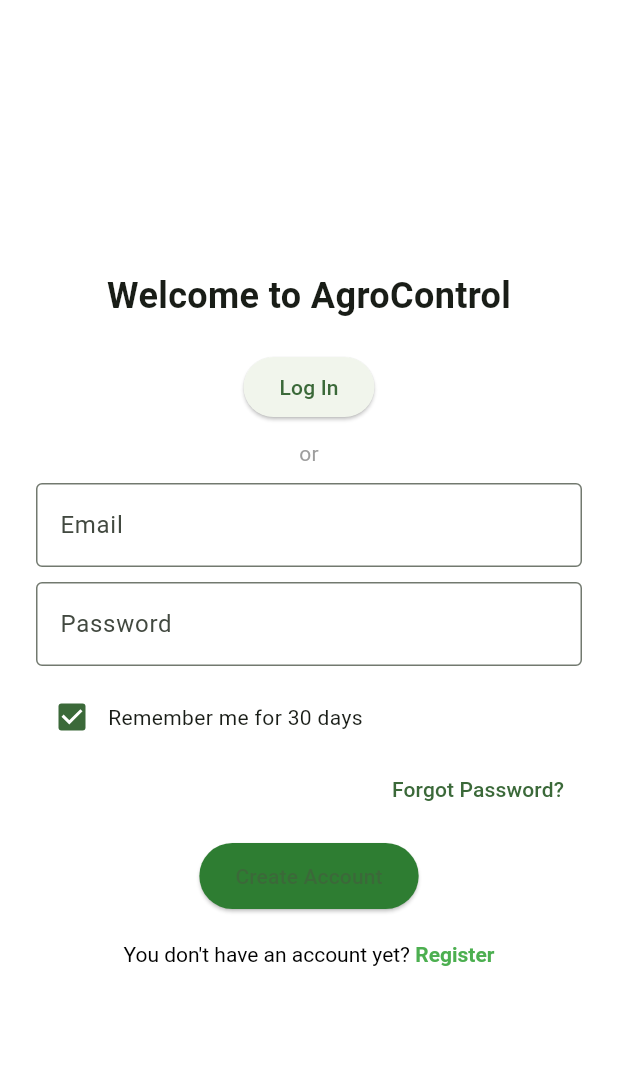
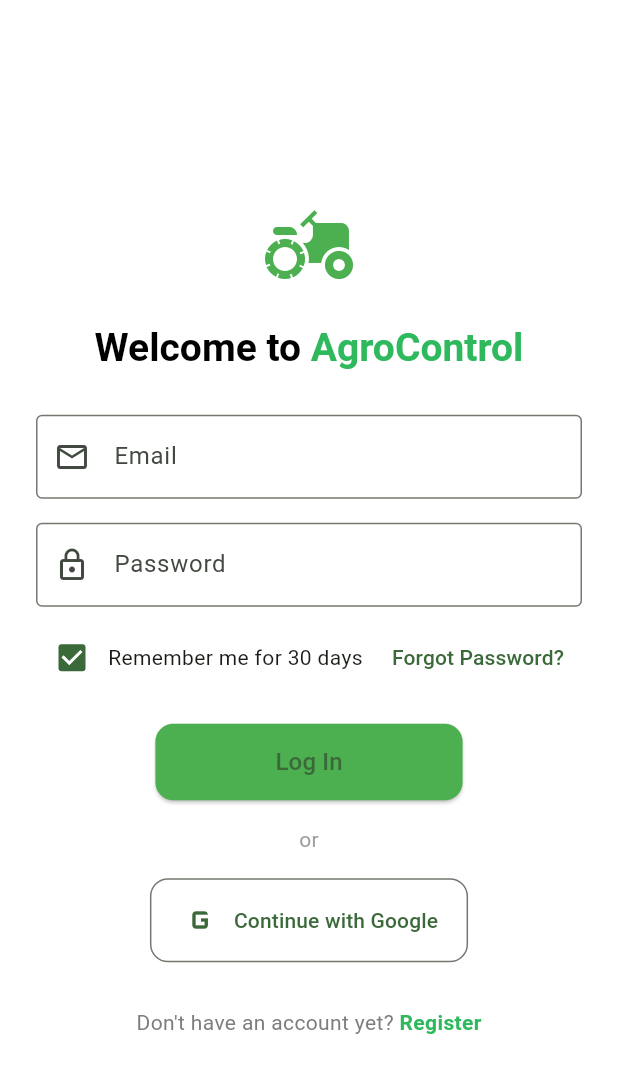
Before and after one commit to equipo1-upc202510-366/DevDynasty-MobileApp-Flutter, a Flutter app: the screen it shows after launch, on a phone screen of 412 x 824 dp. Shown: the top 1073 px of the screen. Run offline on Flutter 3.47's test engine with Material 3 defaults, Android fonts, the phone set to English and light mode, and no system bars.

Commit message:
feat(iam): added ux design for login & register

```diff
--- a/lib/bouncon/iam/login.dart
+++ b/lib/bouncon/iam/login.dart
@@ -10,70 +10,101 @@
     return Scaffold(
       backgroundColor: Colors.white,
       body: SafeArea(
+        child: Center(
           child: Padding(
-          padding: const EdgeInsets.all(24.0),
-          child: Center(
-            child: SingleChildScrollView(
+            padding: const EdgeInsets.symmetric(horizontal: 24.0, vertical: 12.0),
             child: Column(
-                crossAxisAlignment: CrossAxisAlignment.center,
+              mainAxisAlignment: MainAxisAlignment.center,
               children: [
-                  const Text(
-                    'Welcome to AgroControl',
-                    style: TextStyle(fontSize: 24, fontWeight: FontWeight.bold),
+                const Icon(Icons.agriculture, size: 64, color: Colors.green),
+                const SizedBox(height: 20),
+                RichText(
+                  textAlign: TextAlign.center,
+                  text: const TextSpan(
+                    style: TextStyle(fontSize: 26, fontWeight: FontWeight.bold),
+                    children: [
+                      TextSpan(
+                        text: 'Welcome to ',
+                        style: TextStyle(color: Colors.black),
+                      ),
+                      TextSpan(
+                        text: 'AgroControl',
+                        style: TextStyle(color: Color(0xFF2FB95D)),
+                      ),
+                    ],
+                  ),
+                ),
+                const SizedBox(height: 30),
+                const TextField(
+                  decoration: InputDecoration(
+                    labelText: 'Email',
+                    border: OutlineInputBorder(),
+                    prefixIcon: Icon(Icons.email_outlined),
+                  ),
+                ),
+                const SizedBox(height: 16),
+                const TextField(
+                  obscureText: true,
+                  decoration: InputDecoration(
+                    labelText: 'Password',
+                    border: OutlineInputBorder(),
+                    prefixIcon: Icon(Icons.lock_outline),
+                  ),
+                ),
+                const SizedBox(height: 10),
+                Row(
+                  children: [
+                    Checkbox(value: true, onChanged: (_) {}),
+                    const Expanded(child: Text('Remember me for 30 days')),
+                    TextButton(
+                      onPressed: () {
+                      // TODO: Forgot password logic
+                      },
+                      child: const Text('Forgot Password?'),
+                    ),
+                  ],
                 ),
                 const SizedBox(height: 20),
                 ElevatedButton(
                   onPressed: () {
-                    // Aquí podrías incluir lógica de validación si es necesario
                     Navigator.pushReplacement(
                       context,
                       MaterialPageRoute(builder: (context) => const HomeScreen()),
                     );
                   },
-                  child: const Text('Log In'),
-                ),
-
-                  const SizedBox(height: 10),
-                  const Text('or', style: TextStyle(color: Colors.grey)),
-                  const SizedBox(height: 10),
-                  TextField(
-                    decoration: const InputDecoration(
-                      labelText: 'Email',
-                      border: OutlineInputBorder(),
+                  style: ElevatedButton.styleFrom(
+                    backgroundColor: Colors.green,
+                    padding: const EdgeInsets.symmetric(horizontal: 80, vertical: 14),
+                    shape: RoundedRectangleBorder(
+                      borderRadius: BorderRadius.circular(12),
                     ),
                   ),
-                  const SizedBox(height: 10),
-                  TextField(
-                    obscureText: true,
-                    decoration: const InputDecoration(
-                      labelText: 'Password',
-                      border: OutlineInputBorder(),
+                  child: const Text('Log In', style: TextStyle(fontSize: 16)),
+                ),
+                const SizedBox(height: 16),
+                const Text('or', style: TextStyle(color: Colors.grey)),
+                const SizedBox(height: 16),
+                OutlinedButton.icon(
+                  onPressed: () {
+                // TODO: Google login logic
+                  },
+                  icon: const Icon(Icons.g_mobiledata, size: 28),
+                  label: const Text('Continue with Google'),
+                  style: OutlinedButton.styleFrom(
+                    padding: const EdgeInsets.symmetric(horizontal: 20, vertical: 14),
+                    shape: RoundedRectangleBorder(
+                      borderRadius: BorderRadius.circular(12),
                     ),
                   ),
-                  const SizedBox(height: 10),
+                ),
+                const SizedBox(height: 30),
                 Row(
+                  mainAxisAlignment: MainAxisAlignment.center,
                   children: [
-                      Checkbox(value: true, onChanged: (val) {}),
-                      const Text('Remember me for 30 days'),
-                    ],
+                    const Text(
+                      "Don't have an account yet? ",
+                      style: TextStyle(color: Color(0xFF7D7D7D)),
                     ),
-                  Align(
-                    alignment: Alignment.centerRight,
-                    child: TextButton(
-                      onPressed: () {},
-                      child: const Text('Forgot Password?'),
-                    ),
-                  ),
-                  const SizedBox(height: 10),
-                  ElevatedButton(
-                    onPressed: () {},
-                    child: const Text('Create Account'),
-                    style: ElevatedButton.styleFrom(
-                      backgroundColor: Colors.green.shade800,
-                      padding: const EdgeInsets.symmetric(vertical: 12, horizontal: 24),
-                    ),
-                  ),
-                  const SizedBox(height: 20),
                     GestureDetector(
                       onTap: () {
                         Navigator.push(
@@ -81,29 +112,21 @@
                           MaterialPageRoute(builder: (context) => const RegisterScreen()),
                         );
                       },
-                child: RichText(
-                  text: const TextSpan(
-                    text: 'You don\'t have an account yet? ',
-                    style: TextStyle(color: Colors.black),
-                    children: [
-                      TextSpan(
-                        text: 'Register',
+                      child: const Text(
+                        'Register',
                         style: TextStyle(
-                          color: Colors.green,
+                          color: Color(0xFF2FB95D),
                           fontWeight: FontWeight.bold,
                         ),
                       ),
+                    ),
                   ],
-                  ),
-                ),
-              ),
+                )
               ],
             ),
           ),
         ),
       ),
-      ),
     );
-
   }
 }
```
Also changed, not shown: lib/bouncon/iam/register.dart (+67 -50 lines). Lines whose indentation alone changed are shown as unchanged.
